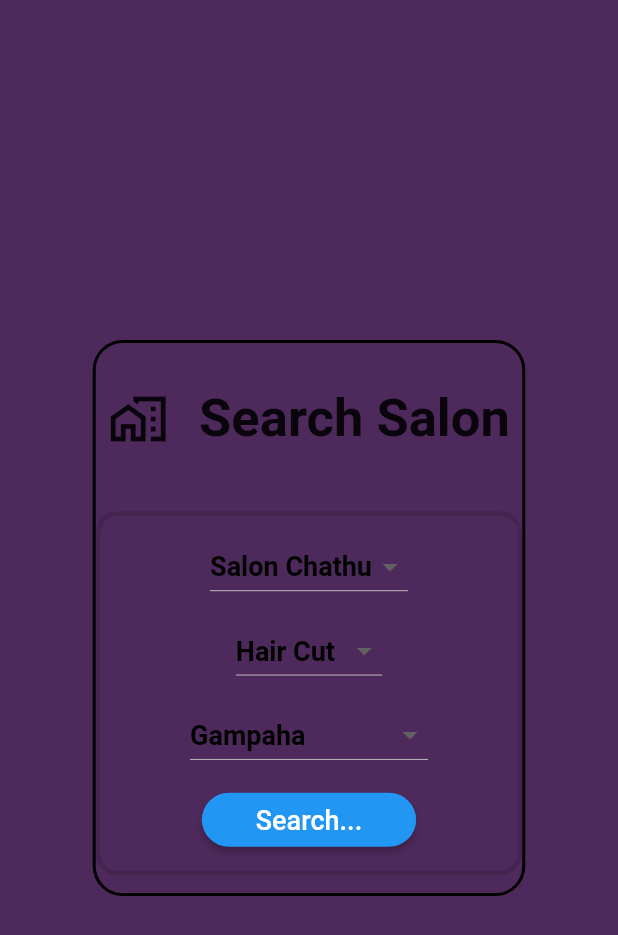
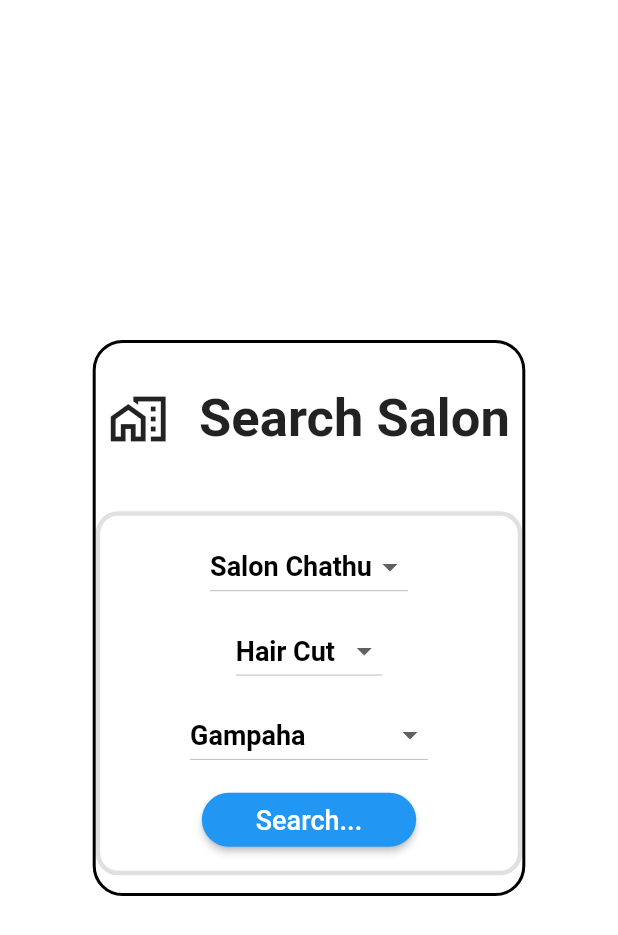
Before and after one commit to akilatharanga/Xsalonce_Flutter, a Flutter app: the SearchBox screen opened by its route, on a phone screen of 412 x 824 dp. Shown: the top 935 px of the screen. Run offline on Flutter 3.47's test engine with Material 2 defaults, Android fonts, the phone set to English and light mode, and no system bars; our stand-ins replace geolocator, google_maps_flutter, snippet_coder_utils; network calls fail.

Commit message:
application display version

```diff
--- a/lib/screens/map_screen.dart
+++ b/lib/screens/map_screen.dart
@@ -10,7 +10,7 @@ class MapScreen extends StatefulWidget {
 
 class _MapScreenState extends State<MapScreen> {
 
-  static const LatLng defaultLocation = LatLng(6.9271,79.8612);
+  static const LatLng defaultLocation = LatLng(5.949401,80.543284);
   static const LatLng destination = LatLng(5.9496, 80.5469);
 
   Set<Marker> _markers = {};
@@ -65,7 +65,7 @@ class _MapScreenState extends State<MapScreen> {
               ),
             ),
             Marker(markerId: MarkerId('id-1'),
-              position: LatLng(7.2008,79.8737),
+              position: LatLng(5.949401,80.543284),
               infoWindow: InfoWindow(
                 title: 'Salon Chathu',
               ),
--- a/lib/screens/search_box.dart
+++ b/lib/screens/search_box.dart
@@ -102,9 +102,8 @@ class _SearchBoxState extends State<SearchBox> {
   @override
   Widget build(BuildContext context) {
     return Scaffold(
-      backgroundColor: kColor1,
+      backgroundColor: Colors.white,
       body: Center(
-
         child: Container(
           // color: Colors.white,
           decoration: BoxDecoration(
@@ -118,7 +117,7 @@ class _SearchBoxState extends State<SearchBox> {
           width: kVWidth(context, 0.7),
           child: Column(
             children: [
-              Padding(
+              const Padding(
                 padding: EdgeInsets.only(
                   top: 10.0,
                   right: 10.0,
@@ -129,14 +128,14 @@ class _SearchBoxState extends State<SearchBox> {
               Row(
                 mainAxisAlignment: MainAxisAlignment.center,
                 children: [
-                  Icon(
+                  const Icon(
                     Icons.home_work_outlined,
                     size: 40,
                   ),
                   SizedBox(
                     width: kVWidth(context, 0.05),
                   ),
-                  Text(
+                  const Text(
                     'Search Salon',
                     style: TextStyle(
                       fontSize: 35,
@@ -149,7 +148,7 @@ class _SearchBoxState extends State<SearchBox> {
                 height: kVHeight(context, 0.05),
               ),
               Container(
-                padding: EdgeInsets.only(
+                padding: const EdgeInsets.only(
                   top: 10.0,
                   right: 10.0,
                   left: 10.0,
@@ -165,38 +164,41 @@ class _SearchBoxState extends State<SearchBox> {
                 child: Column(
                   crossAxisAlignment: CrossAxisAlignment.center,
                   children: [
-                    DropDownName(),
+                    const DropDownName(),
                     SizedBox(
                       height: kVHeight(context, 0.01),
                     ),
-                    DropDownService(),
+                    const DropDownService(),
                     SizedBox(
                       height: kVHeight(context, 0.01),
                     ),
-                    DropDownLocation(),
+                    const DropDownLocation(),
                     SizedBox(
                       height: kVHeight(context, 0.01),
                     ),
                     Center(
                       child: ElevatedButton(
                         onPressed: () {
-                          Navigator.push(context,MaterialPageRoute(builder: (context)=>SalonViewScreen([0])));
+                          Navigator.push(
+                              context,
+                              MaterialPageRoute(
+                                  builder: (context) => SalonViewScreen([0])));
                         },
                         child: Container(
-                            margin: EdgeInsets.only(
+                            margin: const EdgeInsets.only(
                               top: 5.0,
                               bottom: 5.0,
                               right: 20.0,
                               left: 20.0,
                             ),
-                            child: Text(
+                            child: const Text(
                               'Search...',
                               style: TextStyle(
                                 fontSize: 18.0,
                               ),
                             )),
                         style: ElevatedButton.styleFrom(
-                          padding: EdgeInsets.symmetric(
+                          padding: const EdgeInsets.symmetric(
                             horizontal: 16,
                           ),
                           shape: const RoundedRectangleBorder(
@@ -256,7 +258,7 @@ class _DropDownNameState extends State<DropDownName> {
           value: value,
           child: Text(
             value,
-            style: TextStyle(
+            style: const TextStyle(
               fontSize: 18,
               color: Colors.black,
               fontWeight: FontWeight.bold,
@@ -305,7 +307,7 @@ class _DropDownServiceState extends State<DropDownService> {
           value: value,
           child: Text(
             value,
-            style: TextStyle(
+            style: const TextStyle(
               fontSize: 18,
               color: Colors.black,
               fontWeight: FontWeight.bold,
@@ -355,7 +357,7 @@ class _DropDownLocationState extends State<DropDownLocation> {
           child: Text(
             // overflow: TextOverflow.ellipsis,
             value,
-            style: TextStyle(
+            style: const TextStyle(
               fontSize: 18,
               color: Colors.black,
               fontWeight: FontWeight.bold,
--- a/pubspec.yaml
+++ b/pubspec.yaml
@@ -36,7 +36,7 @@ dependencies:
   google_maps_flutter: ^2.1.10
   flutter_polyline_points: ^1.0.0
   flutter_typeahead: ^4.0.0
-
+  url_launcher: ^6.1.5
 
 
   # The following adds the Cupertino Icons font to your application.
```
Also changed, not shown: lib/screens/home_screen.dart (+50 -25 lines), lib/screens/salon_view_screen.dart (+8 -4 lines), lib/screens/welcome_screen.dart (+7 -1 lines), lib/common/constant.dart (line endings or trailing spaces), pubspec.lock.
